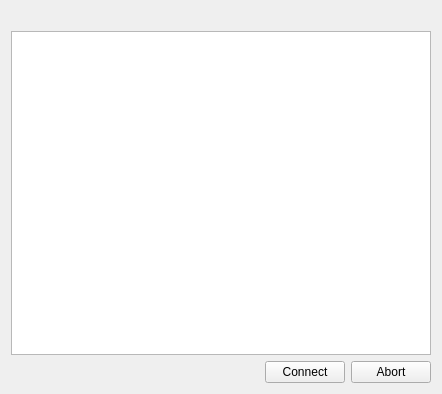
First picture: the form in epyq/busselector.ui, repository epcpower/st, before the edit.
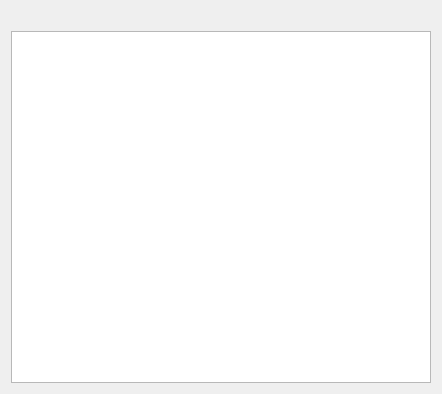
Second picture: the form after the edit.

What changed in the file:
```diff
--- a/epyq/busselector.ui
+++ b/epyq/busselector.ui
@@ -28,37 +28,6 @@
      </item>
     </layout>
    </item>
-   <item>
-    <layout class="QHBoxLayout" name="horizontalLayout_2">
-     <item>
-      <spacer name="horizontalSpacer_2">
-       <property name="orientation">
-        <enum>Qt::Horizontal</enum>
-       </property>
-       <property name="sizeHint" stdset="0">
-        <size>
-         <width>40</width>
-         <height>20</height>
-        </size>
-       </property>
-      </spacer>
-     </item>
-     <item>
-      <widget class="QPushButton" name="connect">
-       <property name="text">
-        <string>Connect</string>
-       </property>
-      </widget>
-     </item>
-     <item>
-      <widget class="QPushButton" name="abort">
-       <property name="text">
-        <string>Abort</string>
-       </property>
-      </widget>
-     </item>
-    </layout>
-   </item>
   </layout>
  </widget>
  <resources/>
```
Lines whose indentation alone changed are shown as unchanged.
